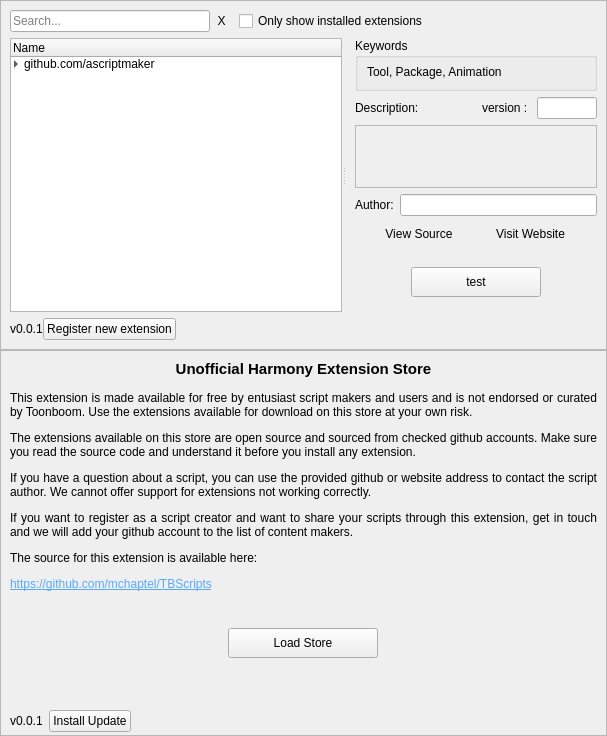
Above: ExtensionStore/packages/ExtensionStore/store.ui from mchaptel/TBScripts before the change. Below: the same form after it.
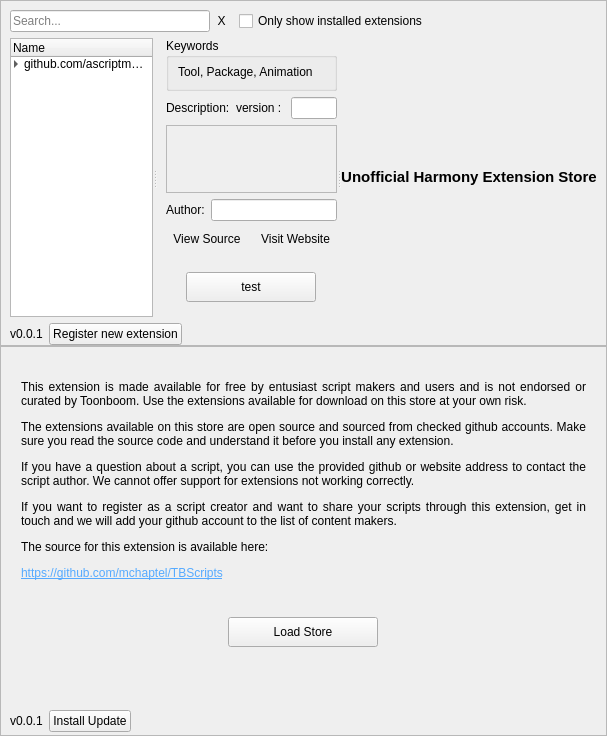
That is the form after the change.

Commit message: WIP implementation of the register extension dialog.

What changed in the file:
```diff
--- a/ExtensionStore/packages/ExtensionStore/store.ui
+++ b/ExtensionStore/packages/ExtensionStore/store.ui
@@ -41,6 +41,9 @@
       <property name="spacing">
        <number>0</number>
       </property>
+      <property name="bottomMargin">
+       <number>0</number>
+      </property>
       <item>
        <layout class="QHBoxLayout" name="horizontalLayout_2">
         <property name="spacing">
@@ -473,10 +476,30 @@
           </item>
          </layout>
         </widget>
+        <widget class="QLabel" name="label_11">
+         <property name="sizePolicy">
+          <sizepolicy hsizetype="Preferred" vsizetype="Maximum">
+           <horstretch>0</horstretch>
+           <verstretch>1</verstretch>
+          </sizepolicy>
+         </property>
+         <property name="text">
+          <string>&lt;html&gt;&lt;head/&gt;&lt;body&gt;&lt;p&gt;&lt;span style=&quot; font-size:11pt; font-weight:600;&quot;&gt;Unofficial Harmony Extension Store&lt;/span&gt;&lt;/p&gt;&lt;/body&gt;&lt;/html&gt;</string>
+         </property>
+         <property name="textFormat">
+          <enum>Qt::RichText</enum>
+         </property>
+         <property name="alignment">
+          <set>Qt::AlignCenter</set>
+         </property>
+        </widget>
        </widget>
       </item>
       <item>
        <layout class="QHBoxLayout" name="horizontalLayout_11">
+        <property name="spacing">
+         <number>0</number>
+        </property>
         <property name="topMargin">
          <number>6</number>
         </property>
@@ -488,7 +511,23 @@
          </widget>
         </item>
         <item>
-         <widget class="QPushButton" name="pushButton">
+         <spacer name="horizontalSpacer_5">
+          <property name="orientation">
+           <enum>Qt::Horizontal</enum>
+          </property>
+          <property name="sizeType">
+           <enum>QSizePolicy::Fixed</enum>
+          </property>
+          <property name="sizeHint" stdset="0">
+           <size>
+            <width>6</width>
+            <height>0</height>
+           </size>
+          </property>
+         </spacer>
+        </item>
+        <item>
+         <widget class="QPushButton" name="registerButton">
           <property name="text">
            <string>Register new extension</string>
           </property>
@@ -542,36 +581,17 @@
       <item>
        <layout class="QVBoxLayout" name="verticalLayout_4">
         <property name="leftMargin">
-         <number>9</number>
+         <number>20</number>
         </property>
         <property name="topMargin">
-         <number>9</number>
+         <number>20</number>
         </property>
         <property name="rightMargin">
-         <number>9</number>
+         <number>20</number>
         </property>
         <property name="bottomMargin">
-         <number>9</number>
+         <number>20</number>
         </property>
-        <item>
-         <widget class="QLabel" name="label_11">
-          <property name="sizePolicy">
-           <sizepolicy hsizetype="Preferred" vsizetype="Maximum">
-            <horstretch>0</horstretch>
-            <verstretch>1</verstretch>
-           </sizepolicy>
-          </property>
-          <property name="text">
-           <string>&lt;html&gt;&lt;head/&gt;&lt;body&gt;&lt;p&gt;&lt;span style=&quot; font-size:11pt; font-weight:600;&quot;&gt;Unofficial Harmony Extension Store&lt;/span&gt;&lt;/p&gt;&lt;/body&gt;&lt;/html&gt;</string>
-          </property>
-          <property name="textFormat">
-           <enum>Qt::RichText</enum>
-          </property>
-          <property name="alignment">
-           <set>Qt::AlignCenter</set>
-          </property>
-         </widget>
-        </item>
         <item>
          <spacer name="verticalSpacer">
           <property name="orientation">
```
The commit also changes 5 other files.
